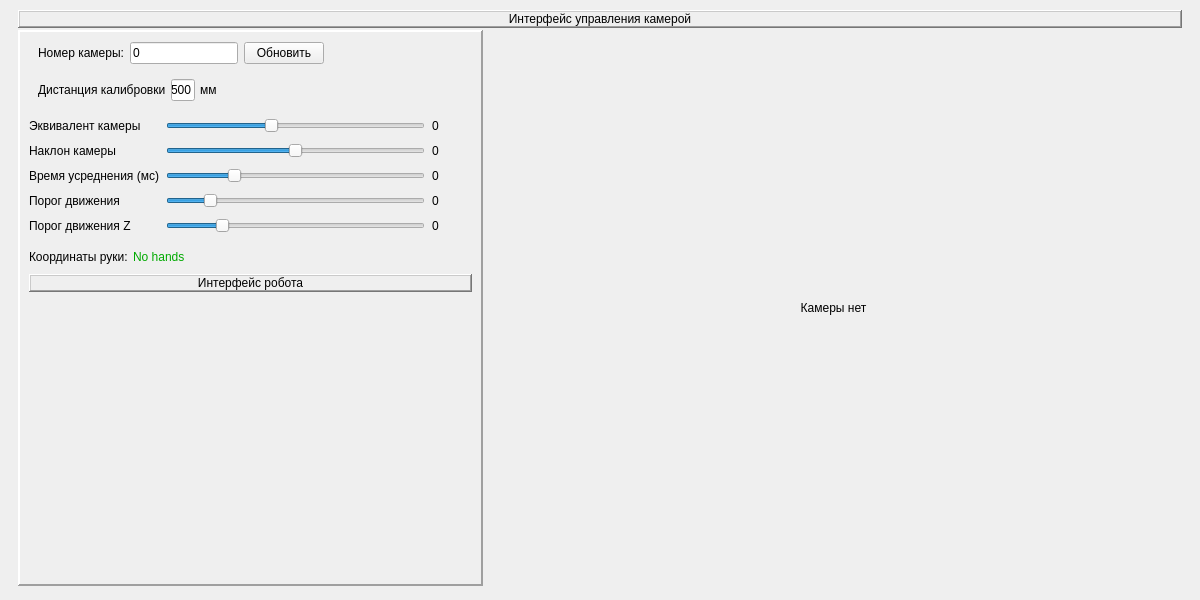
The window that py/PyQtWindow.ui (KirillHit/HandTracker) describes before a commit, drawn with Qt 5.
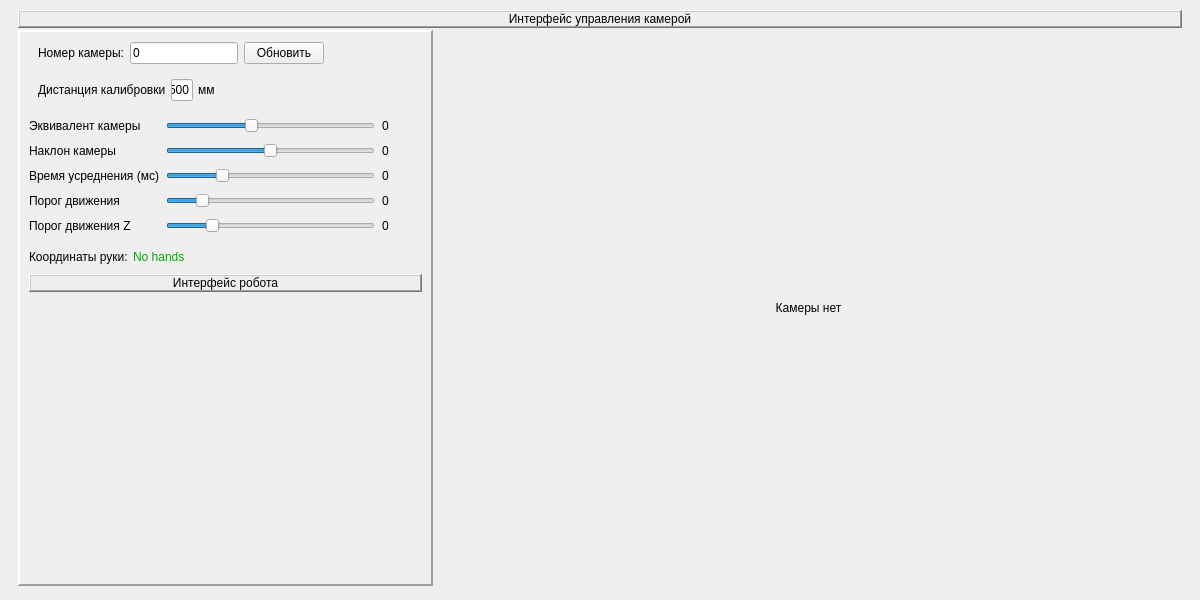
The same window after the commit.

Commit message: Сам уже не помню

Patch:
```diff
--- a/py/PyQtWindow.ui
+++ b/py/PyQtWindow.ui
@@ -2,6 +2,9 @@
 <ui version="4.0">
  <class>MainWindow</class>
  <widget class="QMainWindow" name="MainWindow">
+  <property name="enabled">
+   <bool>true</bool>
+  </property>
   <property name="geometry">
    <rect>
     <x>0</x>
@@ -68,7 +71,7 @@
         </widget>
        </item>
        <item>
-        <layout class="QHBoxLayout" name="horizontalLayout_5" stretch="10,15">
+        <layout class="QHBoxLayout" name="horizontalLayout_5" stretch="10,18">
          <item>
           <widget class="QFrame" name="frame">
            <property name="frameShape">
@@ -541,6 +544,18 @@
          </item>
          <item>
           <widget class="QLabel" name="Lab_Cam">
+           <property name="sizePolicy">
+            <sizepolicy hsizetype="Preferred" vsizetype="Preferred">
+             <horstretch>0</horstretch>
+             <verstretch>0</verstretch>
+            </sizepolicy>
+           </property>
+           <property name="minimumSize">
+            <size>
+             <width>0</width>
+             <height>0</height>
+            </size>
+           </property>
            <property name="autoFillBackground">
             <bool>false</bool>
            </property>
@@ -556,6 +571,9 @@
            <property name="alignment">
             <set>Qt::AlignCenter</set>
            </property>
+           <property name="margin">
+            <number>10</number>
+           </property>
           </widget>
          </item>
         </layout>
```
The commit also changes 2 other files.
